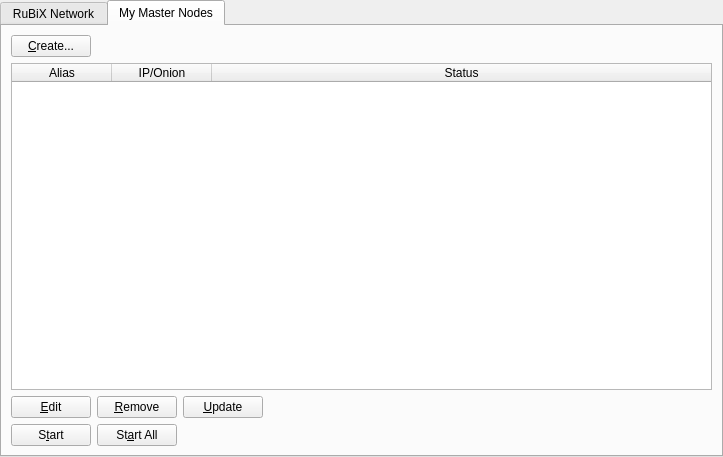
Old version of the form src/qt/forms/masternodemanager.ui in the repository ajeef/Rubix.
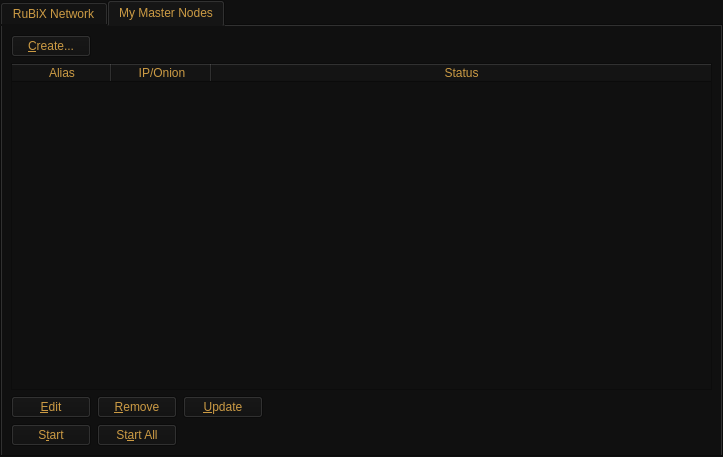
New version of the form.

```diff
--- a/src/qt/forms/masternodemanager.ui
+++ b/src/qt/forms/masternodemanager.ui
@@ -13,6 +13,10 @@
   <property name="windowTitle">
    <string>Form</string>
   </property>
+  <property name="styleSheet">
+   <string notr="true">color: rgb(204, 155, 68);
+background-color: rgb(16, 16, 16);</string>
+  </property>
   <layout class="QVBoxLayout" name="topLayout">
    <property name="leftMargin">
     <number>0</number>
```
